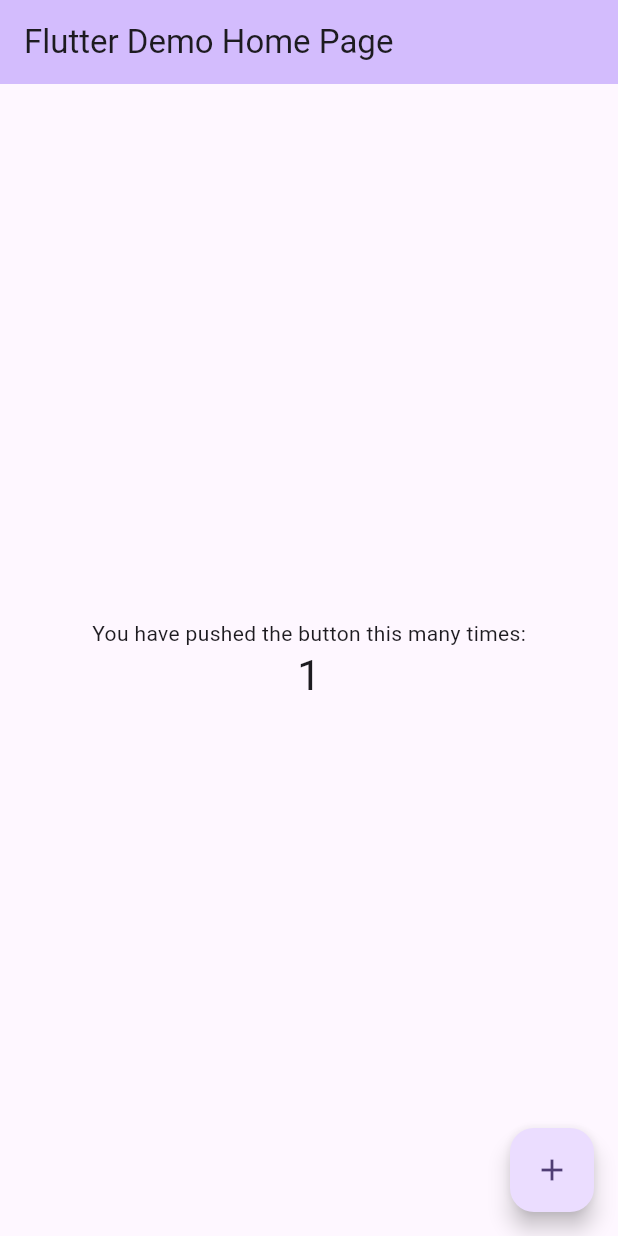
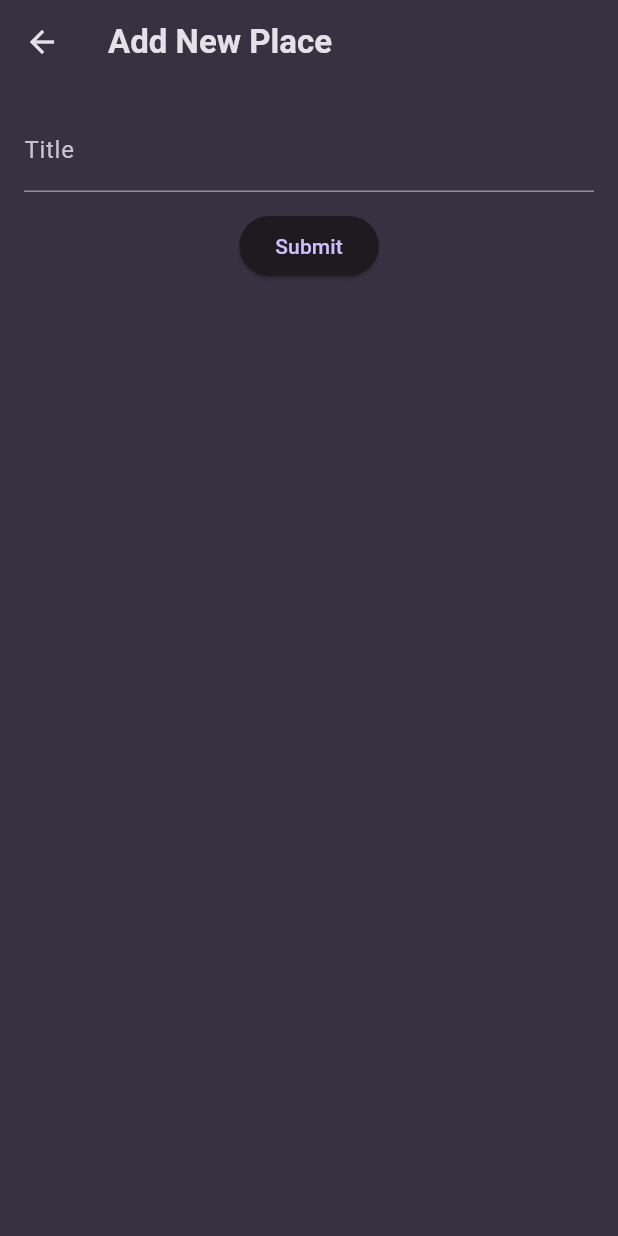
Before and after one commit to lluan4/favorite_places_app, a Flutter app: the screen it shows after launch, after a tap on the "add" icon, on a phone screen of 412 x 824 dp. Run offline on Flutter 3.47's test engine with Material 3 defaults, Android fonts, the phone set to English and light mode, and no system bars; our stand-ins replace flutter_riverpod, google_fonts.

Commit message:
Implement core features for managing favorite places, including UI for adding and displaying places, state management with Riverpod, and configuration updates for Dart and Gradle.

```diff
--- a/analysis_options.yaml
+++ b/analysis_options.yaml
@@ -8,6 +8,10 @@
 # The following line activates a set of recommended lints for Flutter apps,
 # packages, and plugins designed to encourage good coding practices.
 include: package:flutter_lints/flutter.yaml
+
+analyzer:
+  plugins:
+    - custom_lint
 
 linter:
   # The lint rules applied to this project can be customized in the
@@ -23,6 +27,5 @@ linter:
   rules:
     # avoid_print: false  # Uncomment to disable the `avoid_print` rule
     # prefer_single_quotes: true  # Uncomment to enable the `prefer_single_quotes` rule
-
 # Additional information about this file can be found at
 # https://dart.dev/guides/language/analysis-options
--- /dev/null
+++ b/lib/data/place.dart
@@ -0,0 +1,9 @@
+class Place {
+  final String id;
+  final String title;
+
+  Place({
+    required this.id,
+    required this.title,
+  });
+}
--- a/lib/main.dart
+++ b/lib/main.dart
@@ -1,125 +1,49 @@
+import 'package:favorite_places_app/routes/routes.dart';
 import 'package:flutter/material.dart';
+import 'package:flutter_riverpod/flutter_riverpod.dart';
+
+import 'package:google_fonts/google_fonts.dart';
+
+final colorScheme = ColorScheme.fromSeed(
+  brightness: Brightness.dark,
+  seedColor: const Color.fromARGB(255, 102, 6, 247),
+  surface: const Color.fromARGB(255, 56, 49, 66),
+);
+
+final theme = ThemeData().copyWith(
+  scaffoldBackgroundColor: colorScheme.surface,
+  colorScheme: colorScheme,
+  textTheme: GoogleFonts.ubuntuCondensedTextTheme().copyWith(
+    titleSmall: GoogleFonts.ubuntuCondensed(
+      fontWeight: FontWeight.bold,
+    ),
+    titleMedium: GoogleFonts.ubuntuCondensed(
+      fontWeight: FontWeight.bold,
+    ),
+    titleLarge: GoogleFonts.ubuntuCondensed(
+      fontWeight: FontWeight.bold,
+    ),
+  ),
+);
 
 void main() {
-  runApp(const MyApp());
+  runApp(
+    const ProviderScope(
+      child: MyApp(),
+    ),
+  );
 }
 
 class MyApp extends StatelessWidget {
   const MyApp({super.key});
 
-  // This widget is the root of your application.
   @override
   Widget build(BuildContext context) {
     return MaterialApp(
-      title: 'Flutter Demo',
-      theme: ThemeData(
-        // This is the theme of your application.
-        //
-        // TRY THIS: Try running your application with "flutter run". You'll see
-        // the application has a purple toolbar. Then, without quitting the app,
-        // try changing the seedColor in the colorScheme below to Colors.green
-        // and then invoke "hot reload" (save your changes or press the "hot
-        // reload" button in a Flutter-supported IDE, or press "r" if you used
-        // the command line to start the app).
-        //
-        // Notice that the counter didn't reset back to zero; the application
-        // state is not lost during the reload. To reset the state, use hot
-        // restart instead.
-        //
-        // This works for code too, not just values: Most code changes can be
-        // tested with just a hot reload.
-        colorScheme: ColorScheme.fromSeed(seedColor: Colors.deepPurple),
-        useMaterial3: true,
-      ),
-      home: const MyHomePage(title: 'Flutter Demo Home Page'),
+      title: 'Great Places',
+      theme: theme,
+      initialRoute: Routes.yourPlaces.path,
+      routes: routes,
     );
   }
 }
-
-class MyHomePage extends StatefulWidget {
-  const MyHomePage({super.key, required this.title});
-
-  // This widget is the home page of your application. It is stateful, meaning
-  // that it has a State object (defined below) that contains fields that affect
-  // how it looks.
-
-  // This class is the configuration for the state. It holds the values (in this
-  // case the title) provided by the parent (in this case the App widget) and
-  // used by the build method of the State. Fields in a Widget subclass are
-  // always marked "final".
-
-  final String title;
-
-  @override
-  State<MyHomePage> createState() => _MyHomePageState();
-}
-
-class _MyHomePageState extends State<MyHomePage> {
-  int _counter = 0;
-
-  void _incrementCounter() {
-    setState(() {
-      // This call to setState tells the Flutter framework that something has
-      // changed in this State, which causes it to rerun the build method below
-      // so that the display can reflect the updated values. If we changed
-      // _counter without calling setState(), then the build method would not be
-      // called again, and so nothing would appear to happen.
-      _counter++;
-    });
-  }
-
-  @override
-  Widget build(BuildContext context) {
-    // This method is rerun every time setState is called, for instance as done
-    // by the _incrementCounter method above.
-    //
-    // The Flutter framework has been optimized to make rerunning build methods
-    // fast, so that you can just rebuild anything that needs updating rather
-    // than having to individually change instances of widgets.
-    return Scaffold(
-      appBar: AppBar(
-        // TRY THIS: Try changing the color here to a specific color (to
-        // Colors.amber, perhaps?) and trigger a hot reload to see the AppBar
-        // change color while the other colors stay the same.
-        backgroundColor: Theme.of(context).colorScheme.inversePrimary,
-        // Here we take the value from the MyHomePage object that was created by
-        // the App.build method, and use it to set our appbar title.
-        title: Text(widget.title),
-      ),
-      body: Center(
-        // Center is a layout widget. It takes a single child and positions it
-        // in the middle of the parent.
-        child: Column(
-          // Column is also a layout widget. It takes a list of children and
-          // arranges them vertically. By default, it sizes itself to fit its
-          // children horizontally, and tries to be as tall as its parent.
-          //
-          // Column has various properties to control how it sizes itself and
-          // how it positions its children. Here we use mainAxisAlignment to
-          // center the children vertically; the main axis here is the vertical
-          // axis because Columns are vertical (the cross axis would be
-          // horizontal).
-          //
-          // TRY THIS: Invoke "debug painting" (choose the "Toggle Debug Paint"
-          // action in the IDE, or press "p" in the console), to see the
-          // wireframe for each widget.
-          mainAxisAlignment: MainAxisAlignment.center,
-          children: <Widget>[
-            const Text(
-              'You have pushed the button this many times:',
-            ),
-            Text(
-              '$_counter',
-              style: Theme.of(context).textTheme.headlineMedium,
-            ),
-          ],
-        ),
-      ),
-      floatingActionButton: FloatingActionButton(
-        onPressed: _incrementCounter,
-        tooltip: 'Increment',
-        child: const Icon(Icons.add),
-      ), // This trailing comma makes auto-formatting nicer for build methods.
-    );
-  }
-}
--- /dev/null
+++ b/lib/providers/places_provider.dart
@@ -0,0 +1,24 @@
+import 'package:favorite_places_app/data/place.dart';
+import 'package:flutter_riverpod/flutter_riverpod.dart';
+
+class PlacesNotifier extends Notifier<List<Place>> {
+  @override
+  List<Place> build() => [];
+
+  void _onAddPlace(Place place) {
+    if (state.contains(place)) return;
+    state = [...state, place];
+  }
+
+  void _onRemovePlace(Place place) {
+    if (!state.contains(place)) return;
+    state = state.where((p) => p != place).toList();
+  }
+
+  void addPlace(Place place) => _onAddPlace(place);
+  void removePlace(Place place) => _onRemovePlace(place);
+}
+
+final placesProvider = NotifierProvider<PlacesNotifier, List<Place>>(
+  PlacesNotifier.new,
+);
--- /dev/null
+++ b/lib/routes/routes.dart
@@ -0,0 +1,18 @@
+import 'package:flutter/material.dart';
+
+import 'package:favorite_places_app/screens/add_new_places_screen.dart';
+import 'package:favorite_places_app/screens/your_places_screen.dart';
+
+enum Routes {
+  yourPlaces('/'),
+  addNewPlaces('/add-place');
+
+  final String path;
+
+  const Routes(this.path);
+}
+
+Map<String, Widget Function(BuildContext)> routes = {
+  Routes.yourPlaces.path: (context) => const YourPlacesScreen(),
+  Routes.addNewPlaces.path: (context) => const AddNewPlacesScreen(),
+};
--- /dev/null
+++ b/lib/screens/add_new_places_screen.dart
@@ -0,0 +1,97 @@
+import 'package:favorite_places_app/data/place.dart';
+import 'package:favorite_places_app/providers/places_provider.dart';
+import 'package:flutter/material.dart';
+import 'package:flutter_riverpod/flutter_riverpod.dart';
+
+class AddNewPlacesScreen extends ConsumerStatefulWidget {
+  const AddNewPlacesScreen({super.key});
+
+  @override
+  AddNewPlacesScreenState createState() => AddNewPlacesScreenState();
+}
+
+class AddNewPlacesScreenState extends ConsumerState<AddNewPlacesScreen> {
+  final _formKey = GlobalKey<FormState>();
+
+  final TextEditingController _titleController = TextEditingController();
+
+  void _navigationBack() {
+    Navigator.of(context).pop();
+    ScaffoldMessenger.of(context).clearSnackBars();
+    ScaffoldMessenger.of(context).showSnackBar(
+      const SnackBar(
+        content: Text('Place added successfully!'),
+        duration: Duration(seconds: 2),
+      ),
+    );
+  }
+
+  void _saveForm(PlacesNotifier placesNotifier) {
+    final currentState = _formKey.currentState;
+    if (currentState == null) return;
+
+    if (!currentState.validate()) return;
+
+    final newPlace = Place(
+      id: DateTime.now().toString(),
+      title: _titleController.text,
+    );
+
+    placesNotifier.addPlace(newPlace);
+    _navigationBack();
+  }
+
+  @override
+  void initState() {
+    super.initState();
+    ref.read(placesProvider);
+  }
+
+  @override
+  void dispose() {
+    _titleController.dispose();
+    super.dispose();
+  }
+
+  @override
+  Widget build(BuildContext context) {
+    final theme = Theme.of(context);
+    final placesNotifier = ref.read(placesProvider.notifier);
+
+    return Scaffold(
+      appBar: AppBar(
+        title: const Text('Add New Place'),
+      ),
+      body: Padding(
+        padding: const EdgeInsets.all(16.0),
+        child: Form(
+          key: _formKey,
+          child: Column(
+            children: [
+              TextFormField(
+                controller: _titleController,
+                decoration: const InputDecoration(labelText: 'Title'),
+                style: TextStyle(
+                  color: theme.colorScheme.onSurface,
+                ),
+                validator: (value) {
+                  if (value == null || value.isEmpty) {
+                    return 'Please enter a title';
+                  }
+                  return null;
+                },
+              ),
+              const SizedBox(height: 12),
+              ElevatedButton(
+                onPressed: () => _saveForm(placesNotifier),
+                child: const Text(
+                  'Submit',
+                ),
+              ),
+            ],
+          ),
+        ),
+      ),
+    );
+  }
+}
--- /dev/null
+++ b/lib/screens/your_places_screen.dart
@@ -0,0 +1,91 @@
+import 'package:favorite_places_app/data/place.dart';
+import 'package:favorite_places_app/providers/places_provider.dart';
+import 'package:flutter/material.dart';
+import 'package:flutter_riverpod/flutter_riverpod.dart';
+
+import 'package:favorite_places_app/routes/routes.dart';
+
+class YourPlacesScreen extends ConsumerStatefulWidget {
+  const YourPlacesScreen({super.key});
+
+  @override
+  YourPlacesScreenState createState() => YourPlacesScreenState();
+}
+
+class YourPlacesScreenState extends ConsumerState<YourPlacesScreen> {
+  @override
+  void initState() {
+    super.initState();
+    ref.read(placesProvider);
+  }
+
+  void _onDismissed(
+      BuildContext context, PlacesNotifier placesNotifier, Place place) {
+    final placesNotifier = ref.read(placesProvider.notifier);
+    placesNotifier.removePlace(place);
+
+    ScaffoldMessenger.of(context).clearSnackBars();
+    ScaffoldMessenger.of(context).showSnackBar(
+      SnackBar(
+        content: Text('${place.title} removed!'),
+        duration: const Duration(seconds: 2),
+      ),
+    );
+  }
+
+  @override
+  Widget build(BuildContext context) {
+    final places = ref.watch(placesProvider);
+    final placesNotifier = ref.read(placesProvider.notifier);
+
+    Widget body = const Center(
+      child: Text(
+        'No places added yet.',
+      ),
+    );
+
+    if (places.isNotEmpty) {
+      body = ListView.builder(
+        itemCount: places.length,
+        itemBuilder: (context, index) {
+          final place = places[index];
+          return Dismissible(
+            key: ValueKey(place.id),
+            direction: DismissDirection.endToStart,
+            onDismissed: (_) => _onDismissed(context, placesNotifier, place),
+            background: Container(
+              color: Theme.of(context).colorScheme.error,
+              alignment: Alignment.centerRight,
+              padding: const EdgeInsets.only(right: 20),
+              child: const Icon(
+                Icons.delete,
+                color: Colors.white,
+                size: 40,
+              ),
+            ),
+            child: ListTile(
+              title: Text(place.title),
+            ),
+          );
+        },
+      );
+    }
+
+    return Scaffold(
+      appBar: AppBar(
+        title: const Text(
+          'Your Places',
+        ),
+        actions: [
+          IconButton(
+            icon: const Icon(Icons.add),
+            onPressed: () {
+              Navigator.of(context).pushNamed(Routes.addNewPlaces.path);
+            },
+          ),
+        ],
+      ),
+      body: body,
+    );
+  }
+}
```
Also changed, not shown: pubspec.yaml (+5 -3 lines), 3 other files.
